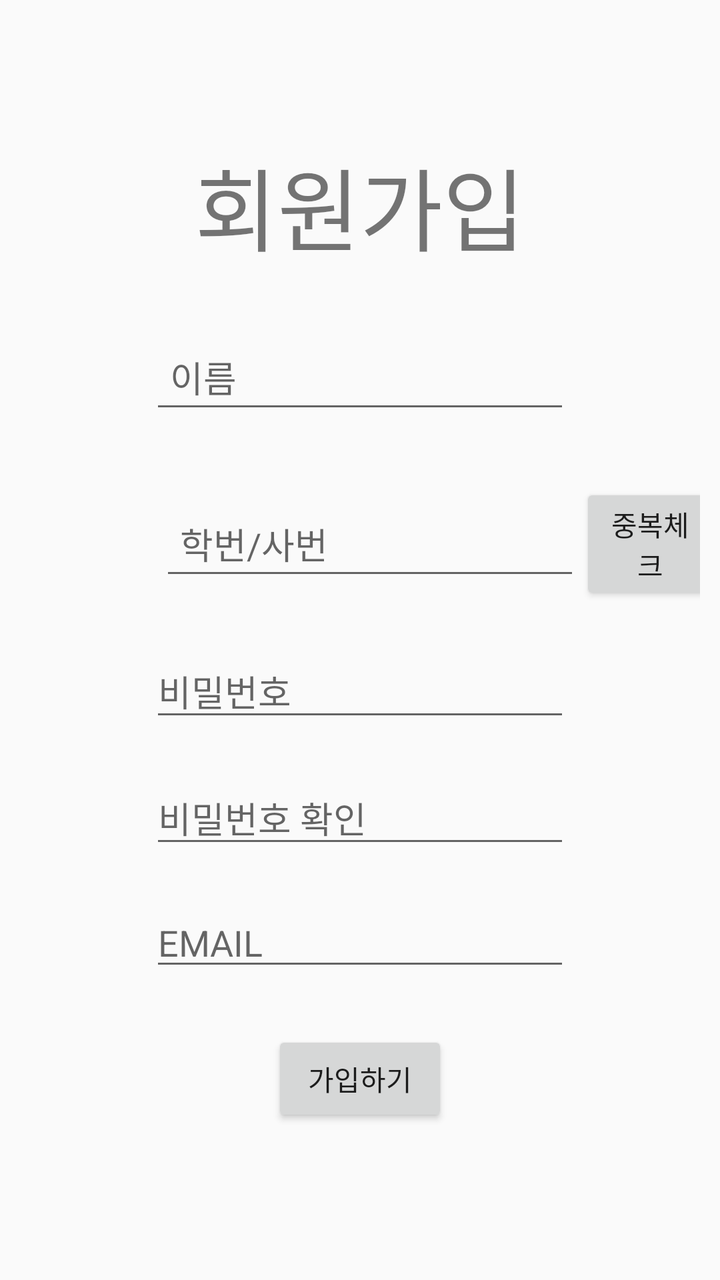
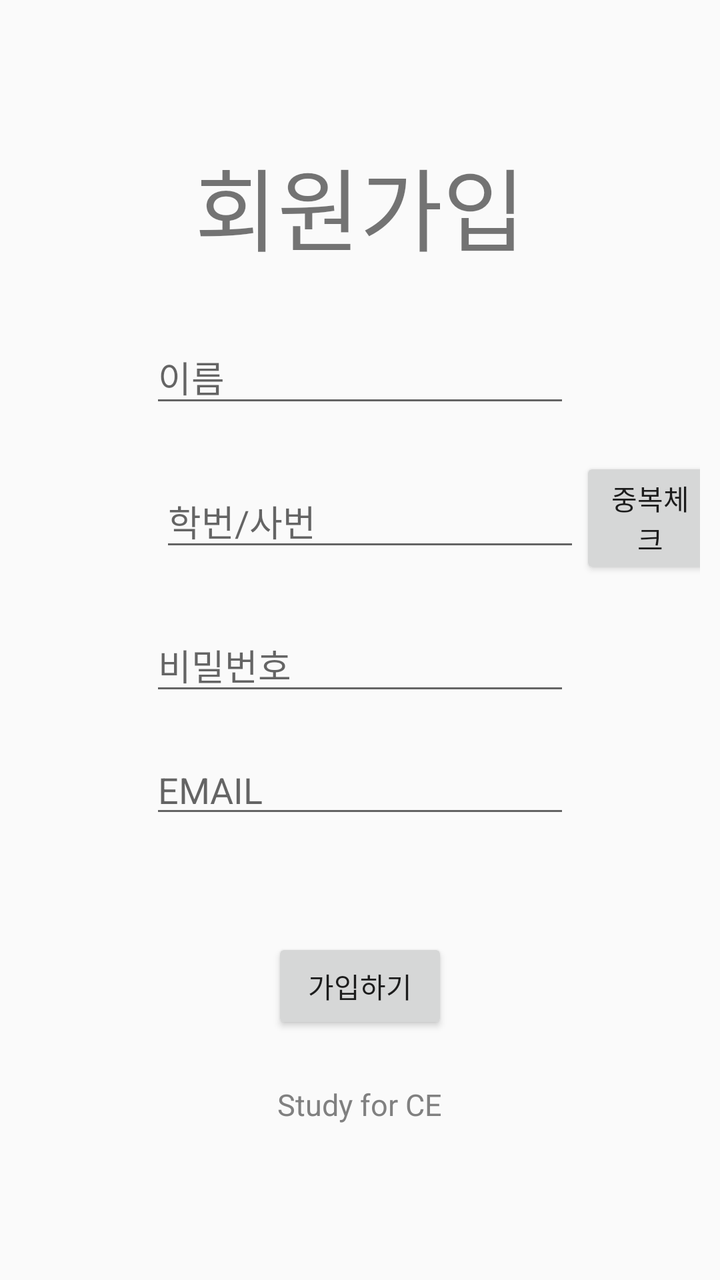

An Android layout rendered at two revisions. The XML below is the earlier revision; the diff shows what the commit changed to produce the second picture.
<!-- AndroidManifest.xml: application theme AppTheme -->
<!-- res/layout/activity_sign.xml -->
<?xml version="1.0" encoding="utf-8"?>
<LinearLayout xmlns:android="http://schemas.android.com/apk/res/android"
    android:layout_width="match_parent"
    android:layout_height="match_parent"
    xmlns:tools="http://schemas.android.com/tools"
    android:layout_gravity="center"
    android:orientation="vertical"
    android:padding="10dp"
    tools:context=".Sign">

    <TextView
        android:layout_gravity="center"
        android:layout_width="wrap_content"
        android:layout_height="wrap_content"
        android:text="회원가입"
        android:textSize="45sp"
        android:padding="10dp"
        android:layout_marginTop="50dp"
        android:layout_marginBottom="20dp"
        />


    <EditText
        android:layout_gravity="center"
        android:id="@+id/si_n"
        android:layout_width="wrap_content"
        android:layout_height="wrap_content"
        android:ems="10"
        android:hint="이름"
        android:inputType="textPersonName"
        android:padding="10dp"
        android:layout_marginBottom="20dp"
        />
    <LinearLayout
        android:layout_width="wrap_content"
        android:layout_height="wrap_content"
        android:layout_gravity="center"
        android:layout_marginLeft="40dp"
        android:layout_marginBottom="10dp"
        android:padding="10dp"
        >
    <EditText
        android:layout_gravity="center"
        android:id="@+id/si_id"
        android:layout_width="wrap_content"
        android:layout_height="wrap_content"
        android:ems="10"
        android:hint="학번/사번"
        android:padding="10dp"
        android:inputType="textPersonName"
        />
        <Button
            android:layout_gravity="center"
            android:id="@+id/btn1_idc"
            android:layout_width="wrap_content"
            android:layout_height="wrap_content"
            android:text="중복체크"/>
    </LinearLayout>

    <EditText
        android:layout_gravity="center"
        android:id="@+id/si_pw"
        android:layout_width="wrap_content"
        android:layout_height="wrap_content"
        android:ems="10"
        android:hint="비밀번호"
        android:inputType="textPassword"
        android:layout_marginBottom="20dp"

        />
    <EditText
        android:layout_gravity="center"
        android:id="@+id/si_pwc"
        android:layout_width="wrap_content"
        android:layout_height="wrap_content"
        android:ems="10"
        android:hint="비밀번호 확인"
        android:inputType="textPassword"
        android:layout_marginBottom="20dp"
        />

    <EditText
        android:layout_gravity="center"
        android:id="@+id/si_email"
        android:layout_width="wrap_content"
        android:layout_height="wrap_content"
        android:ems="10"
        android:hint="EMAIL "
        android:inputType="textEmailAddress"
        android:layout_marginBottom="25dp"
        />


    <Button
        android:layout_gravity="center"
        android:id="@+id/btn1_sign"
        android:layout_width="wrap_content"
        android:layout_height="wrap_content"
        android:layout_marginBottom="10dp"
        android:text="가입하기"/>

    <TextView
        android:layout_gravity="center"
        android:layout_width="wrap_content"
        android:layout_height="wrap_content"
        android:text="Study for CE"
        android:textSize="15sp"
        android:padding="10dp"
        android:layout_marginTop="30dp"
        android:layout_marginBottom="20dp"
        android:textColor="#808080"
        />

//비밀번호확인을 넣을지 말지??
</LinearLayout>
<!-- resources referenced by this layout -->
<resources>
  <style name="AppTheme" parent="Theme.AppCompat.Light.DarkActionBar">
          
          <item name="colorPrimary">@color/colorPrimary</item>
          <item name="colorPrimaryDark">@color/colorPrimaryDark</item>
          <item name="colorAccent">@color/colorAccent</item>
      </style>
  <color name="colorPrimary">#2B475E</color>
  <color name="colorPrimaryDark">#FFFFFF</color>
  <color name="colorAccent">#03DAC5</color>
</resources>

<!-- the commit's change to res/layout/activity_sign.xml (unified diff, before → after) -->
@@ -28,8 +28,7 @@
         android:ems="10"
         android:hint="이름"
         android:inputType="textPersonName"
-        android:padding="10dp"
-        android:layout_marginBottom="20dp"
+        android:layout_marginBottom="10dp"
         />
     <LinearLayout
         android:layout_width="wrap_content"
@@ -46,7 +45,6 @@
         android:layout_height="wrap_content"
         android:ems="10"
         android:hint="학번/사번"
-        android:padding="10dp"
         android:inputType="textPersonName"
         />
         <Button
@@ -68,16 +66,6 @@
         android:layout_marginBottom="20dp"
 
         />
-    <EditText
-        android:layout_gravity="center"
-        android:id="@+id/si_pwc"
-        android:layout_width="wrap_content"
-        android:layout_height="wrap_content"
-        android:ems="10"
-        android:hint="비밀번호 확인"
-        android:inputType="textPassword"
-        android:layout_marginBottom="20dp"
-        />
 
     <EditText
         android:layout_gravity="center"
@@ -96,7 +84,7 @@
         android:id="@+id/btn1_sign"
         android:layout_width="wrap_content"
         android:layout_height="wrap_content"
-        android:layout_marginBottom="10dp"
+        android:layout_marginTop="30dp"
         android:text="가입하기"/>
 
     <TextView
@@ -106,10 +94,9 @@
         android:text="Study for CE"
         android:textSize="15sp"
         android:padding="10dp"
-        android:layout_marginTop="30dp"
+        android:layout_marginTop="15dp"
         android:layout_marginBottom="20dp"
         android:textColor="#808080"
         />
 
-//비밀번호확인을 넣을지 말지??
 </LinearLayout>
<!-- resource entries referenced after the edit -->
@@ -6,7 +6,7 @@
           <item name="colorPrimaryDark">@color/colorPrimaryDark</item>
           <item name="colorAccent">@color/colorAccent</item>
       </style>
-  <color name="colorPrimary">#2B475E</color>
+  <color name="colorPrimary">#A4A28D</color>
   <color name="colorPrimaryDark">#FFFFFF</color>
   <color name="colorAccent">#03DAC5</color>
 </resources>
